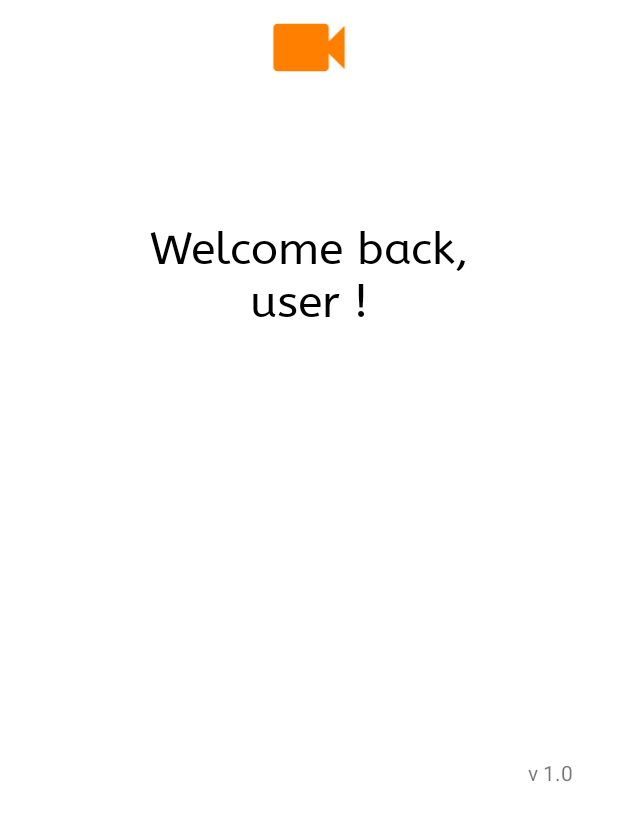
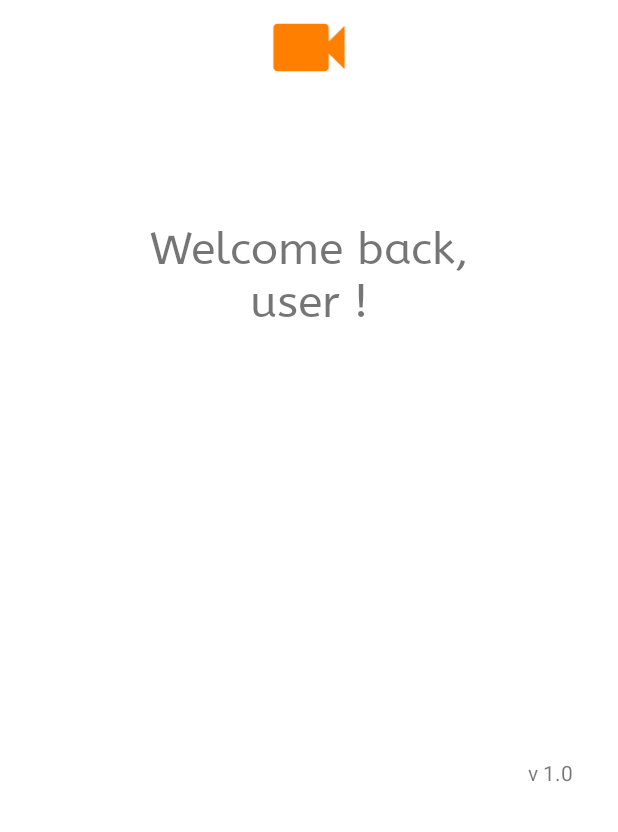
Before and after one commit to orkram/OMEET, an Android app: the screen it shows after launch (MainActivity), on a phone screen of 412 x 824 dp, the part 404-1236 px from its top. Run offline under Robolectric (Android 15) with nearby library versions, the phone set to English and light mode, and no system bars; our stand-ins replace navigation-ui.

Commit message:
Apply theme to home fragment

```diff
--- a/AndroidApp/app/src/main/res/layout/fragment_home.xml
+++ b/AndroidApp/app/src/main/res/layout/fragment_home.xml
@@ -5,7 +5,6 @@
     android:id="@+id/frameLayout"
     android:layout_width="match_parent"
     android:layout_height="match_parent"
-    android:background="@color/white"
     tools:context=".HomeFragment">
 
     <!-- TODO: Update blank fragment layout -->
@@ -43,7 +42,6 @@
         android:fontFamily="@font/abeezee"
         android:gravity="center"
         android:text="Welcome back, user !"
-        android:textColor="@color/black"
         android:textSize="30sp"
         app:layout_constraintBottom_toBottomOf="parent"
         app:layout_constraintEnd_toEndOf="parent"
```
